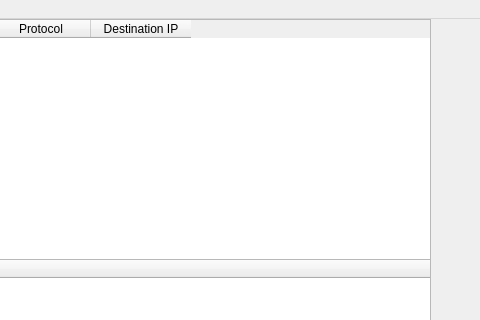
The window that scapygui/main.ui (Steven147/information-security-contest) describes before a commit, drawn with Qt 5; both pictures show x 110 to 590 and y 0 to 320 of the 838 by 521 pixel window.
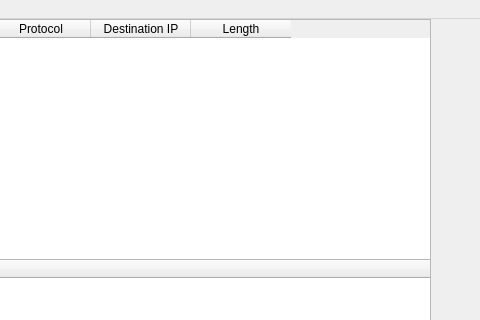
The same window after the commit.

The edit to the form file:
```diff
--- a/scapygui/main.ui
+++ b/scapygui/main.ui
@@ -38,6 +38,11 @@
       <string>Destination IP</string>
      </property>
     </column>
+    <column>
+     <property name="text">
+      <string>Length</string>
+     </property>
+    </column>
    </widget>
    <widget class="QTreeWidget" name="analysis">
     <property name="geometry">
```
Left out of the diff: 6 changed lines with no effect on the pictures.
